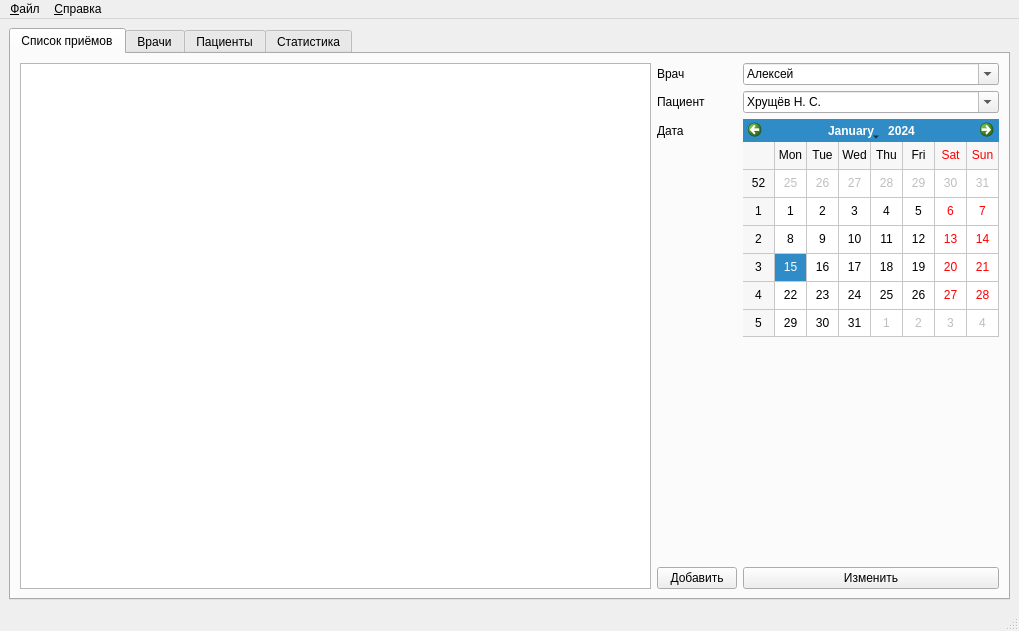
Old version of the form src/mainwindow.ui in the repository MM-Collaboration/Hospital-Finance-Tracing.
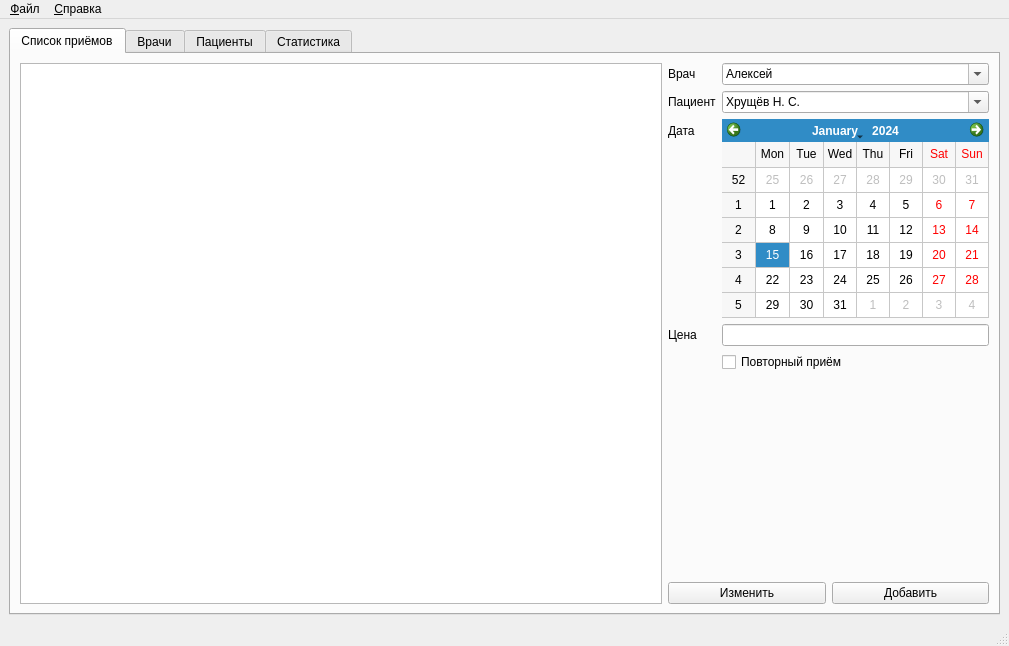
New version of the form. The open tabs and pages were chosen to show the change.

Commit message: Add read/write database *temporary commit*

The edit to the form file:
```diff
--- a/src/mainwindow.ui
+++ b/src/mainwindow.ui
@@ -6,8 +6,8 @@
    <rect>
     <x>0</x>
     <y>0</y>
-    <width>1019</width>
-    <height>631</height>
+    <width>1009</width>
+    <height>646</height>
    </rect>
   </property>
   <property name="windowTitle">
@@ -128,33 +128,66 @@
             </property>
            </widget>
           </item>
-          <item row="3" column="0" colspan="2">
-           <spacer name="verticalSpacer_2">
-            <property name="orientation">
-             <enum>Qt::Vertical</enum>
-            </property>
-            <property name="sizeHint" stdset="0">
-             <size>
-              <width>20</width>
-              <height>40</height>
-             </size>
-            </property>
-           </spacer>
-          </item>
-          <item row="4" column="0">
-           <widget class="QPushButton" name="btn_add_appointment">
+          <item row="3" column="0">
+           <widget class="QLabel" name="label_7">
             <property name="text">
-             <string>Добавить</string>
+             <string>Цена</string>
             </property>
            </widget>
           </item>
+          <item row="3" column="1">
+           <widget class="QLineEdit" name="lineEdit_visitPrice"/>
+          </item>
           <item row="4" column="1">
-           <widget class="QPushButton" name="btn_edit_appointment">
+           <widget class="QCheckBox" name="checkBox_repeatedVisit">
             <property name="text">
-             <string>Изменить</string>
+             <string>Повторный приём</string>
+            </property>
+            <property name="checked">
+             <bool>false</bool>
+            </property>
+            <property name="autoRepeat">
+             <bool>false</bool>
+            </property>
+            <property name="autoExclusive">
+             <bool>false</bool>
+            </property>
+            <property name="tristate">
+             <bool>false</bool>
             </property>
            </widget>
           </item>
+          <item row="5" column="0" colspan="2">
+           <spacer name="verticalSpacer_2">
+            <property name="orientation">
+             <enum>Qt::Vertical</enum>
+            </property>
+            <property name="sizeHint" stdset="0">
+             <size>
+              <width>20</width>
+              <height>40</height>
+             </size>
+            </property>
+           </spacer>
+          </item>
+          <item row="7" column="0" colspan="2">
+           <layout class="QHBoxLayout" name="horizontalLayout_6">
+            <item>
+             <widget class="QPushButton" name="btn_edit_appointment">
+              <property name="text">
+               <string>Изменить</string>
+              </property>
+             </widget>
+            </item>
+            <item>
+             <widget class="QPushButton" name="btn_add_appointment">
+              <property name="text">
+               <string>Добавить</string>
+              </property>
+             </widget>
+            </item>
+           </layout>
+          </item>
          </layout>
         </item>
        </layout>
@@ -575,7 +608,7 @@
     <rect>
      <x>0</x>
      <y>0</y>
-     <width>1019</width>
+     <width>1009</width>
      <height>22</height>
     </rect>
    </property>
```
Left out of the diff: 37 changed lines with no effect on the pictures. The commit also changes 2 other files.
